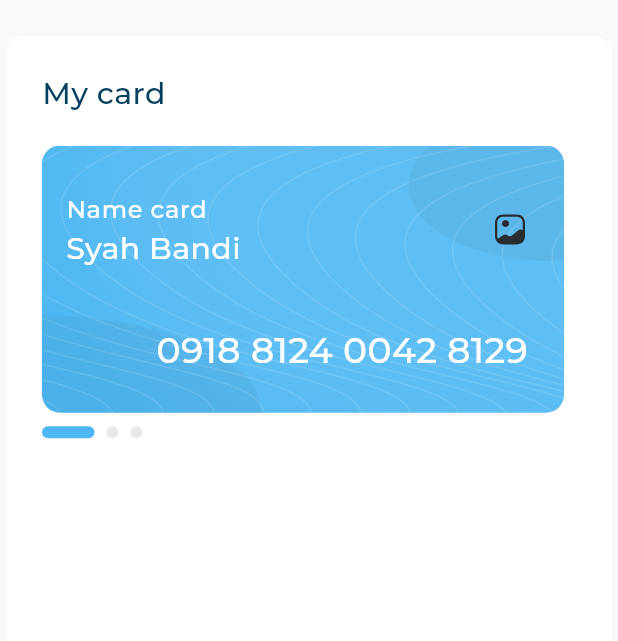
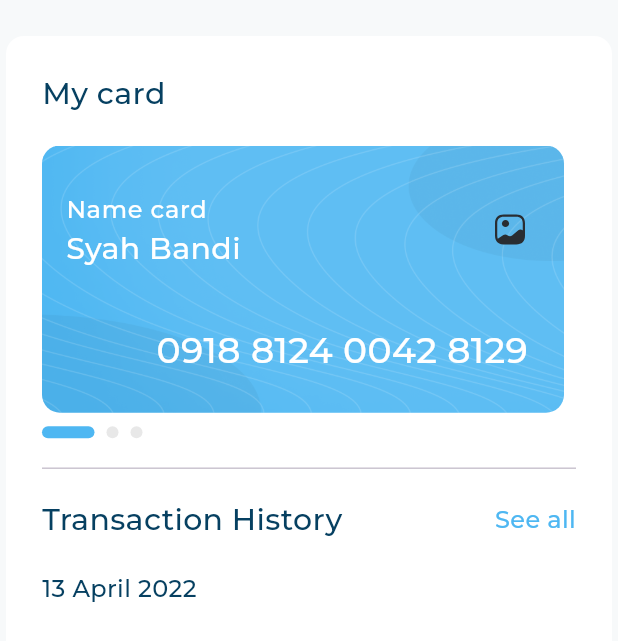
Before and after one commit to x00Adham/adaptive_dashboard, a Flutter app: the MyCardSection widget shown alone on an empty page, opened directly, on a phone screen of 412 x 824 dp. Shown: the top 641 px of the screen. Run offline on Flutter 3.47's test engine with Material 3 defaults, Android fonts, the phone set to English and light mode, and no system bars; drawn by our look-alikes of expandable_page_view; our stand-ins replace flutter_svg; project files that could hold a hidden picture were left out.

Commit message:
Add new text style for medium bold text and update MyCardSection to include transaction history header

```diff
--- a/lib/utils/app_styles.dart
+++ b/lib/utils/app_styles.dart
@@ -9,6 +9,8 @@ abstract class AppStyles {
       fontWeight: FontWeight.w400,
     );
   }
+
+
 
   static TextStyle styleRegular16w() {
     return const TextStyle(
@@ -31,6 +33,14 @@ abstract class AppStyles {
   static TextStyle styleMedium16() {
     return TextStyle(
       color: const Color(0xFF064061),
+      fontSize: 16,
+      fontFamily: 'Montserrat',
+      fontWeight: FontWeight.w500,
+    );
+  }
+  static TextStyle styleMedium16b() {
+    return TextStyle(
+      color: const Color(0xFF4EB7F2),
       fontSize: 16,
       fontFamily: 'Montserrat',
       fontWeight: FontWeight.w500,
--- a/lib/widget/mycardsection.dart
+++ b/lib/widget/mycardsection.dart
@@ -12,7 +12,7 @@ class MyCardSection extends StatefulWidget {
 
 class _MyCardSectionState extends State<MyCardSection> {
   late PageController pageController;
-   int pageIndex= 0;
+  int pageIndex = 0;
   @override
   void initState() {
     super.initState();
@@ -43,6 +43,22 @@ class _MyCardSectionState extends State<MyCardSection> {
               SizedBox(height: 9),
 
               IndecatorSection(pageindex: pageIndex),
+
+              Divider(height: 40),
+              Row(
+                mainAxisAlignment: MainAxisAlignment.spaceBetween,
+                children: [
+                  Text(
+                    "Transaction History",
+                    style: AppStyles.styleSemiBold20(),
+                  ),
+                  Text("See all", style: AppStyles.styleMedium16b()),
+                ],
+              ),
+              SizedBox(height: 20),
+              Text("13 April 2022",style: AppStyles.styleMedium16(),),
+              SizedBox(height: 16,)
+
             ],
           ),
         ),
```
